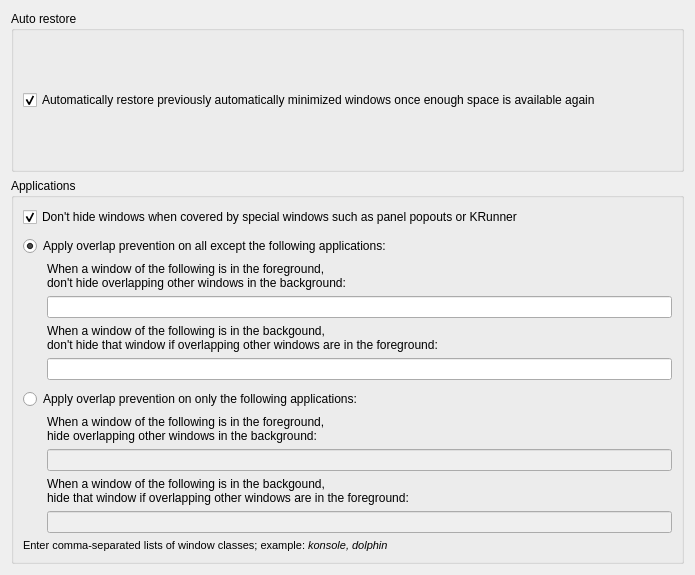
nclarius/floating-tiles, file contents/ui/config.ui: the form before one commit.
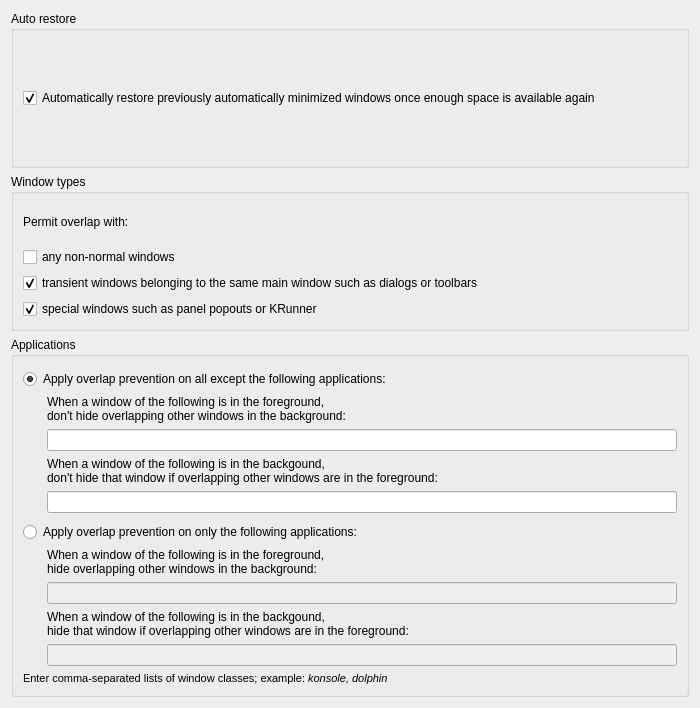
The form after the commit.

```diff
--- a/contents/ui/config.ui
+++ b/contents/ui/config.ui
@@ -6,8 +6,8 @@
    <rect>
     <x>0</x>
     <y>0</y>
-    <width>695</width>
-    <height>575</height>
+    <width>700</width>
+    <height>708</height>
    </rect>
   </property>
   <property name="windowTitle">
@@ -39,6 +39,53 @@
        </layout>
       </widget>
      </item>
+     <item>
+      <widget class="QGroupBox" name="groupBox_3">
+       <property name="title">
+        <string>Window types</string>
+       </property>
+       <layout class="QVBoxLayout" name="verticalLayout_7">
+        <item>
+         <layout class="QVBoxLayout" name="verticalLayout_6">
+          <item>
+           <widget class="QLabel" name="label">
+            <property name="text">
+             <string>Permit overlap with:</string>
+            </property>
+           </widget>
+          </item>
+          <item>
+           <widget class="QCheckBox" name="kcfg_ignoreNonnormal">
+            <property name="text">
+             <string>any non-normal windows</string>
+            </property>
+           </widget>
+          </item>
+          <item>
+           <widget class="QCheckBox" name="kcfg_ignoreTransient">
+            <property name="text">
+             <string>transient windows belonging to the same main window such as dialogs or toolbars</string>
+            </property>
+            <property name="checked">
+             <bool>true</bool>
+            </property>
+           </widget>
+          </item>
+          <item>
+           <widget class="QCheckBox" name="kcfg_ignoreSpecial">
+            <property name="text">
+             <string>special windows such as panel popouts or KRunner</string>
+            </property>
+            <property name="checked">
+             <bool>true</bool>
+            </property>
+           </widget>
+          </item>
+         </layout>
+        </item>
+       </layout>
+      </widget>
+     </item>
      <item>
       <widget class="QGroupBox" name="groupBox_2">
        <property name="title">
@@ -47,16 +94,6 @@
        <layout class="QVBoxLayout" name="verticalLayout_3">
         <item>
          <layout class="QVBoxLayout" name="verticalLayout_2">
-          <item>
-           <widget class="QCheckBox" name="kcfg_ignoreSpecial">
-            <property name="text">
-             <string>Don't hide windows when covered by special windows such as panel popouts or KRunner</string>
-            </property>
-            <property name="checked">
-             <bool>true</bool>
-            </property>
-           </widget>
-          </item>
           <item>
            <spacer name="spacer_excludeMode">
             <property name="orientation">
```
Lines whose indentation alone changed are shown as unchanged.
